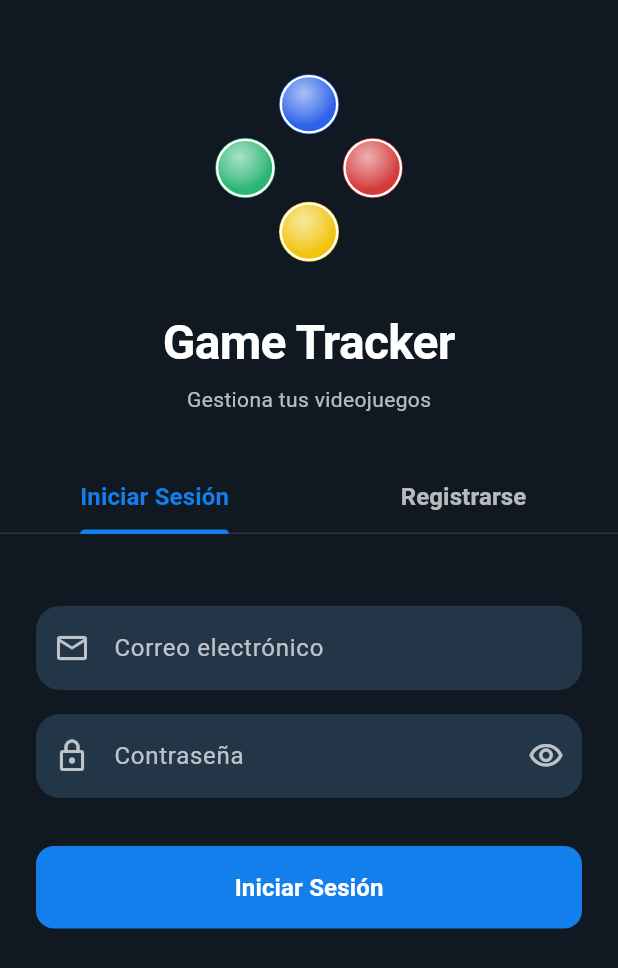
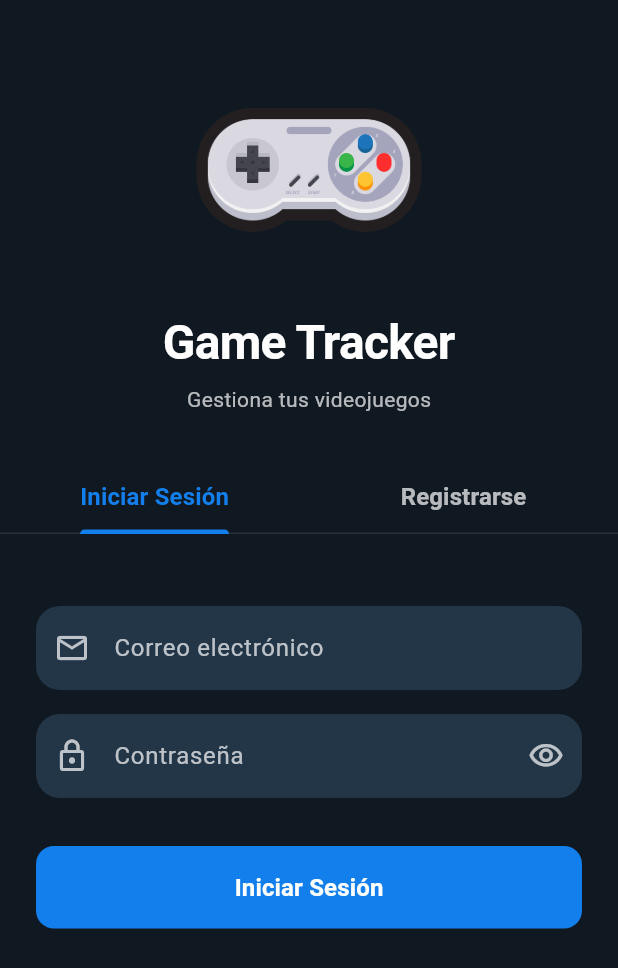
Before and after one commit to FranGonzalez7/game-tracker, a Flutter app: the screen it shows after launch, on a phone screen of 412 x 824 dp. Shown: the top 968 px of the screen. Run offline on Flutter 3.47's test engine with Material 3 defaults, Android fonts, the light colour scheme and no system bars; our stand-ins replace cached_network_image, cloud_firestore, firebase_auth, firebase_core, firebase_storage, flutter_riverpod and 3 more; accounts and stored records are empty; generated files the repository leaves out were written again.

Commit message:
cambiamos iconos

```diff
--- a/lib/screens/auth_screen.dart
+++ b/lib/screens/auth_screen.dart
@@ -1,6 +1,5 @@
 import 'package:flutter/material.dart';
 import 'package:flutter_riverpod/flutter_riverpod.dart';
-import 'package:flutter_svg/flutter_svg.dart';
 import '../providers/auth_provider.dart';
 
 /// Pantalla de autenticación con pestañas para Login y Registro
@@ -38,8 +37,8 @@ class _AuthScreenState extends State<AuthScreen> with SingleTickerProviderStateM
               padding: const EdgeInsets.all(32.0),
               child: Column(
                 children: [
-                  SvgPicture.asset(
-                    'assets/logo_snes_buttons.svg',
+                  Image.asset(
+                    'assets/mando_snes.png',
                     height: 160,
                   ),
                   const SizedBox(height: 16),
```
Also changed, not shown: assets/mando_snes.png (added).
